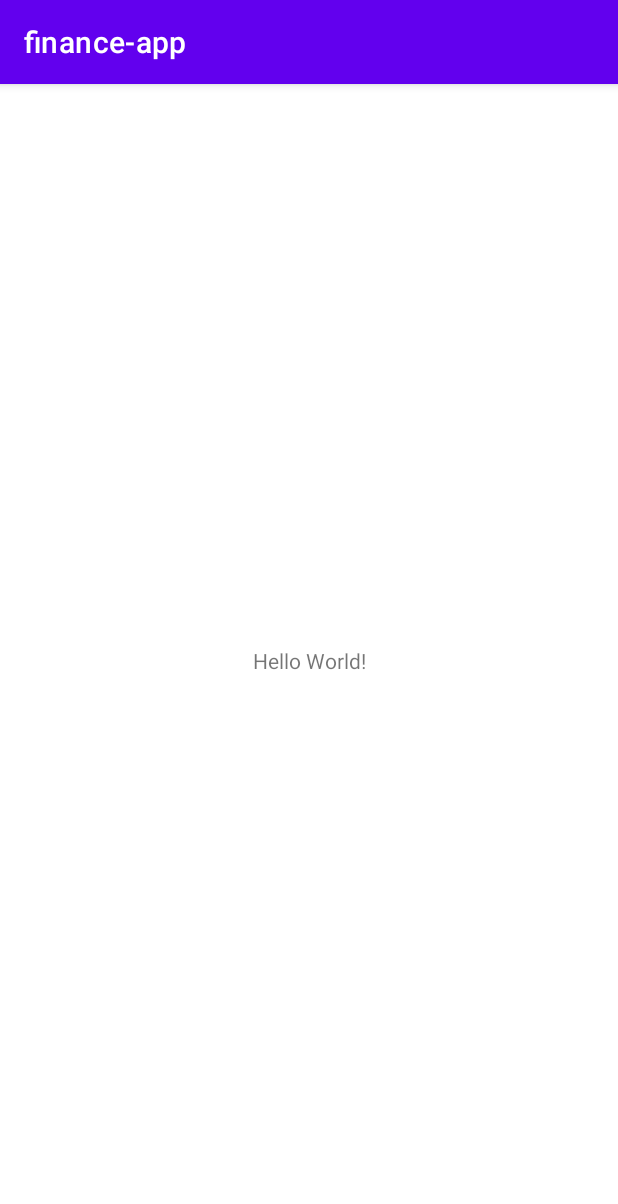
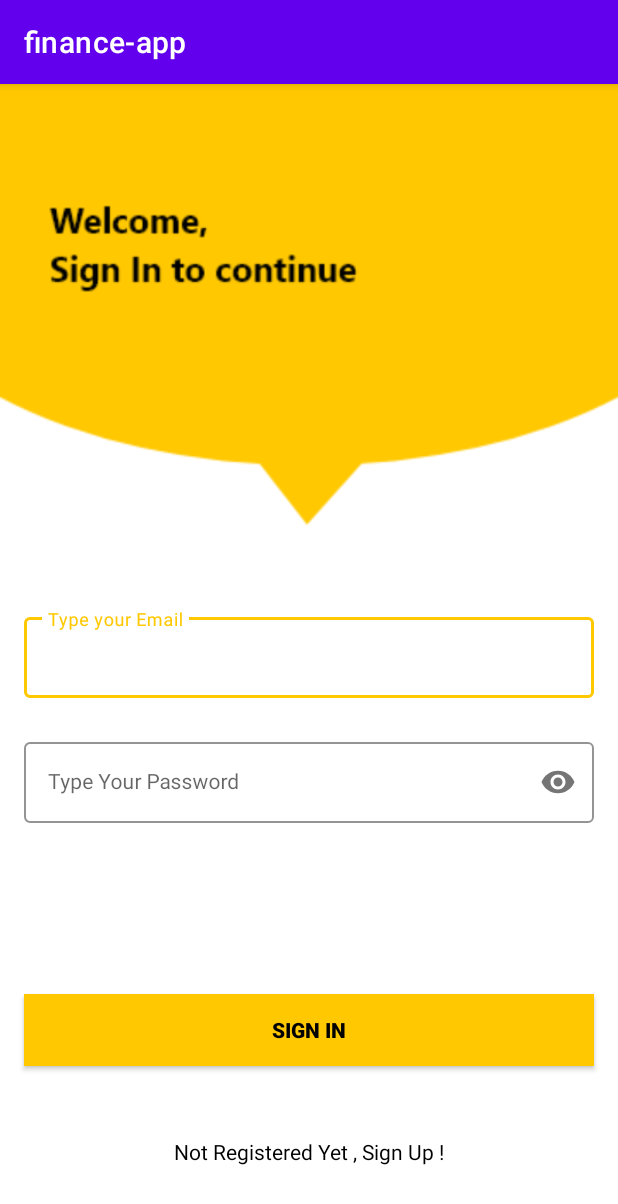
Before and after one commit to Nisal-N-Narasinghe/finance_calculator, an Android app: the screen it shows after launch (MainActivity before the commit, SignInActivity after it), on a phone screen of 412 x 824 dp. Shown: the top 1204 px of the screen. Run offline under Robolectric (Android 15) with nearby library versions, the phone set to English and light mode, and no system bars; our stand-ins replace Firebase (no records; nobody signed in at launch, a user with empty details on screens opened directly).

Commit message:
Login Added

```diff
--- /dev/null
+++ b/app/src/main/java/com/example/finance_app/SignInActivity.kt
@@ -0,0 +1,57 @@
+package com.example.finance_app
+
+import android.content.Intent
+import android.os.Bundle
+import android.widget.Toast
+import androidx.appcompat.app.AppCompatActivity
+import com.example.finance_app.databinding.ActivitySignInBinding
+import com.google.firebase.auth.FirebaseAuth
+
+class SignInActivity : AppCompatActivity() {
+
+    private lateinit var binding: ActivitySignInBinding
+    private lateinit var firebaseAuth: FirebaseAuth
+
+    override fun onCreate(savedInstanceState: Bundle?) {
+        super.onCreate(savedInstanceState)
+        binding = ActivitySignInBinding.inflate(layoutInflater)
+        setContentView(binding.root)
+
+
+        firebaseAuth = FirebaseAuth.getInstance()
+        binding.textView.setOnClickListener {
+            val intent = Intent(this, SignUpActivity::class.java)
+            startActivity(intent)
+        }
+
+        binding.button.setOnClickListener {
+            val email = binding.emailEt.text.toString()
+            val pass = binding.passET.text.toString()
+
+            if (email.isNotEmpty() && pass.isNotEmpty()) {
+
+                firebaseAuth.signInWithEmailAndPassword(email, pass).addOnCompleteListener {
+                    if (it.isSuccessful) {
+                        val intent = Intent(this, MainActivity::class.java)
+                        startActivity(intent)
+                    } else {
+                        Toast.makeText(this, it.exception.toString(), Toast.LENGTH_SHORT).show()
+
+                    }
+                }
+            } else {
+                Toast.makeText(this, "Empty Fields Are not Allowed !!", Toast.LENGTH_SHORT).show()
+
+            }
+        }
+    }
+
+   /* override fun onStart() {
+        super.onStart()
+
+        if(firebaseAuth.currentUser != null){
+            val intent = Intent(this, MainActivity::class.java)
+            startActivity(intent)
+        }
+    } */
+}
--- a/app/src/main/res/layout/activity_main.xml
+++ b/app/src/main/res/layout/activity_main.xml
@@ -11,8 +11,8 @@
         android:layout_height="wrap_content"
         android:text="Hello World!"
         app:layout_constraintBottom_toBottomOf="parent"
-        app:layout_constraintEnd_toEndOf="parent"
-        app:layout_constraintStart_toStartOf="parent"
+        app:layout_constraintLeft_toLeftOf="parent"
+        app:layout_constraintRight_toRightOf="parent"
         app:layout_constraintTop_toTopOf="parent" />
 
 </androidx.constraintlayout.widget.ConstraintLayout>
--- /dev/null
+++ b/app/src/main/res/layout/activity_sign_in.xml
@@ -0,0 +1,85 @@
+<?xml version="1.0" encoding="utf-8"?>
+<androidx.constraintlayout.widget.ConstraintLayout xmlns:android="http://schemas.android.com/apk/res/android"
+    xmlns:app="http://schemas.android.com/apk/res-auto"
+    xmlns:tools="http://schemas.android.com/tools"
+    android:layout_width="match_parent"
+    android:layout_height="match_parent"
+    android:background="@drawable/signin_screen"
+    tools:context=".SignInActivity">
+
+
+    <com.google.android.material.textfield.TextInputLayout
+        android:id="@+id/emailLayout"
+        style="@style/LoginTextInputOuterFieldStyle"
+        android:layout_width="match_parent"
+        android:layout_height="wrap_content"
+        android:layout_marginHorizontal="16dp"
+        android:layout_marginTop="350dp"
+        app:boxStrokeColor="@color/yellow"
+        app:hintTextColor="@color/yellow"
+        app:layout_constraintEnd_toEndOf="parent"
+        app:layout_constraintHorizontal_bias="0.5"
+        app:layout_constraintStart_toStartOf="parent"
+        app:layout_constraintTop_toTopOf="parent">
+
+        <com.google.android.material.textfield.TextInputEditText
+            android:id="@+id/emailEt"
+            style="@style/LoginTextInputInnerFieldStyle"
+            android:layout_width="match_parent"
+            android:layout_height="wrap_content"
+            android:hint="Type your Email"
+            android:inputType="textEmailAddress" />
+    </com.google.android.material.textfield.TextInputLayout>
+
+    <com.google.android.material.textfield.TextInputLayout
+        android:id="@+id/passwordLayout"
+        style="@style/LoginTextInputOuterFieldStyle"
+        android:layout_width="match_parent"
+        android:layout_height="wrap_content"
+        android:layout_marginHorizontal="16dp"
+        android:layout_marginTop="24dp"
+        app:boxStrokeColor="@color/yellow"
+        app:hintTextColor="@color/yellow"
+        app:layout_constraintEnd_toEndOf="parent"
+        app:layout_constraintHorizontal_bias="0.5"
+        app:layout_constraintStart_toStartOf="parent"
+        app:layout_constraintTop_toBottomOf="@id/emailLayout"
+        app:passwordToggleEnabled="true">
+
+        <com.google.android.material.textfield.TextInputEditText
+            android:id="@+id/passET"
+            style="@style/LoginTextInputInnerFieldStyle"
+            android:layout_width="match_parent"
+            android:layout_height="wrap_content"
+            android:hint="Type Your Password"
+            android:inputType="textPassword" />
+    </com.google.android.material.textfield.TextInputLayout>
+
+    <androidx.appcompat.widget.AppCompatButton
+        android:id="@+id/button"
+        android:layout_width="0dp"
+        android:layout_height="wrap_content"
+        android:layout_marginHorizontal="16dp"
+        android:background="@color/yellow"
+        android:text="Sign In"
+        android:textColor="@color/black"
+        android:textStyle="bold"
+        app:layout_constraintBottom_toBottomOf="parent"
+        app:layout_constraintEnd_toEndOf="parent"
+        app:layout_constraintHorizontal_bias="0.5"
+        app:layout_constraintStart_toStartOf="parent"
+        app:layout_constraintTop_toBottomOf="@+id/passwordLayout" />
+
+    <TextView
+        android:id="@+id/textView"
+        android:layout_width="wrap_content"
+        android:layout_height="wrap_content"
+        android:textColor="@color/black"
+        android:text="Not Registered Yet , Sign Up !"
+        app:layout_constraintBottom_toBottomOf="parent"
+        app:layout_constraintEnd_toEndOf="parent"
+        app:layout_constraintHorizontal_bias="0.5"
+        app:layout_constraintStart_toStartOf="parent"
+        app:layout_constraintTop_toBottomOf="@+id/button" />
+
+</androidx.constraintlayout.widget.ConstraintLayout>
--- a/app/src/main/res/values/colors.xml
+++ b/app/src/main/res/values/colors.xml
@@ -7,4 +7,8 @@
     <color name="teal_700">#FF018786</color>
     <color name="black">#FF000000</color>
     <color name="white">#FFFFFFFF</color>
+
+
+    <color name="yellow">#FFC801</color>
+
 </resources>
--- a/app/src/main/res/values/strings.xml
+++ b/app/src/main/res/values/strings.xml
@@ -1,3 +1,4 @@
 <resources>
     <string name="app_name">finance-app</string>
+
 </resources>
--- a/app/src/main/res/values/themes.xml
+++ b/app/src/main/res/values/themes.xml
@@ -13,4 +13,21 @@
         <item name="android:statusBarColor">?attr/colorPrimaryVariant</item>
         <!-- Customize your theme here. -->
     </style>
+
+    <style name="LoginTextInputOuterFieldStyle" parent="Widget.MaterialComponents.TextInputLayout.OutlinedBox">
+        <item name="android:layout_width">match_parent</item>
+        <item name="android:layout_height">wrap_content</item>
+        <item name="android:layout_marginTop">15dp</item>
+        <item name="android:layout_marginBottom">15dp</item>
+    </style>
+
+    <style name="LoginTextInputInnerFieldStyle" parent="Widget.MaterialComponents.TextInputLayout.OutlinedBox">
+        <item name="android:layout_width">match_parent</item>
+        <item name="android:layout_height">wrap_content</item>
+        <item name="android:textColor">@color/black</item>
+        <item name="android:textColorHint">@color/black</item>
+        <item name="android:maxLines">1</item>
+        <item name="android:textSize">14sp</item>
+        <item name="android:singleLine">true</item>
+    </style>
 </resources>
```
Also changed, not shown: app/build.gradle (+7 -1 lines), app/src/main/AndroidManifest.xml (+10 -1 lines), app/src/main/java/com/example/finance_app/SignUpActivity.kt (added, +55 -0 lines), app/src/main/res/layout/activity_sign_up.xml (added, +107 -0 lines), build.gradle (+12 -1 lines), app/src/main/res/drawable/signin_screen.png (added), app/src/main/res/drawable/signup_screen.png (added), 1 other file.
